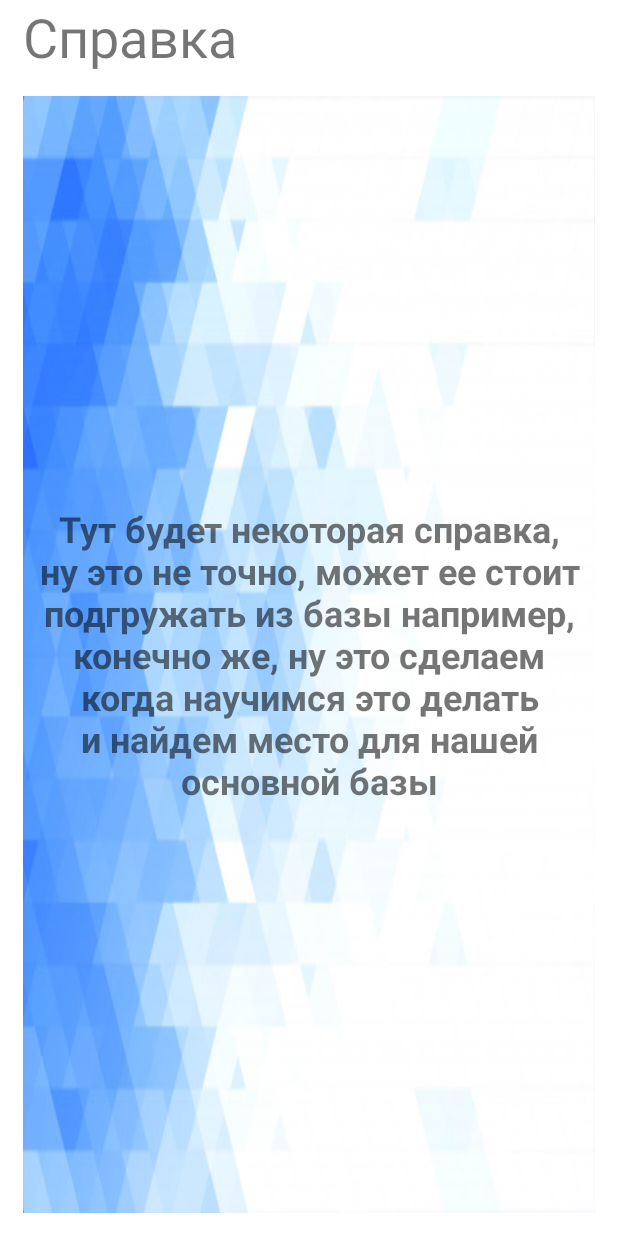
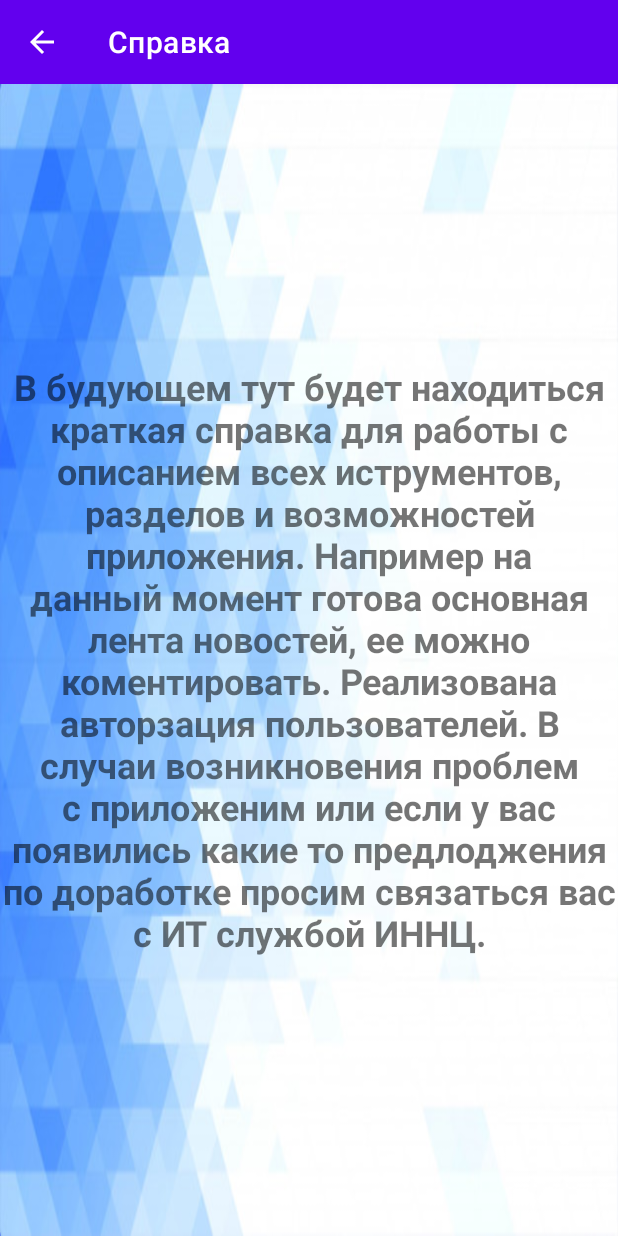
Before and after one commit to cattec/WorkAssistant, an Android app: the HelpActivity screen opened directly, with no data from a screen before it, on a phone screen of 412 x 824 dp. Run offline under Robolectric (Android 15) with nearby library versions, the phone set to English and light mode, and no system bars; network calls fail.

Commit message:
interface update

```diff
--- a/app/src/main/java/com/example/workassistant/HelpActivity.kt
+++ b/app/src/main/java/com/example/workassistant/HelpActivity.kt
@@ -1,11 +1,21 @@
 package com.example.workassistant
 
 import android.os.Bundle
+import android.view.View
 import androidx.appcompat.app.AppCompatActivity
 
 class HelpActivity : AppCompatActivity() {
     override fun onCreate(savedInstanceState: Bundle?) {
         super.onCreate(savedInstanceState)
         setContentView(R.layout.help_screen)
+
+        val toolbar = findViewById<androidx.appcompat.widget.Toolbar>(R.id.toolbar3)
+        setSupportActionBar(toolbar)
+        supportActionBar!!.setDisplayShowTitleEnabled(true)
+        supportActionBar!!.setTitle("Справка")
+        supportActionBar!!.setDisplayHomeAsUpEnabled(true)
+        toolbar.setNavigationOnClickListener(View.OnClickListener {
+            finish();
+        })
     }
 }
--- a/app/src/main/res/layout/help_screen.xml
+++ b/app/src/main/res/layout/help_screen.xml
@@ -8,25 +8,21 @@
         android:layout_height="match_parent"
         android:orientation="vertical">
 
-        <TextView
-            android:id="@+id/tv_help_title"
+        <androidx.appcompat.widget.Toolbar
+            android:id="@+id/toolbar3"
             android:layout_width="match_parent"
             android:layout_height="wrap_content"
-            android:layout_marginLeft="15dp"
-            android:layout_marginRight="15dp"
-            android:text="@string/tv_help_title_text"
-            android:textSize="36sp" />
+            android:background="?attr/colorPrimary"
+            android:minHeight="?attr/actionBarSize"
+            android:theme="?attr/actionBarTheme" />
 
         <TextView
             android:id="@+id/tv_help_text"
             android:layout_width="match_parent"
             android:layout_height="match_parent"
-            android:layout_marginLeft="15dp"
-            android:layout_marginTop="15dp"
-            android:layout_marginRight="15dp"
-            android:layout_marginBottom="15dp"
             android:background="@drawable/back2"
             android:gravity="center"
+            android:hapticFeedbackEnabled="false"
             android:text="@string/tv_help_text_text"
             android:textSize="24sp"
             android:textStyle="bold" />
--- a/app/src/main/res/values/strings.xml
+++ b/app/src/main/res/values/strings.xml
@@ -13,8 +13,7 @@
     <string name="User_fio">Камушкин Павел Иваныч</string>
 
     <string name="tv_help_title_text">Справка</string>
-    <string name="tv_help_text_text">Тут будет некоторая справка, ну это не точно, может ее стоит подгружать из базы например, конечно же, ну это сделаем когда научимся это делать и найдем место для нашей основной базы</string>
-
+    <string name="tv_help_text_text">В будующем тут будет находиться краткая справка для работы с описанием всех иструментов, разделов и возможностей приложения. Например на данный момент готова основная лента новостей, ее можно коментировать. Реализована авторзация пользователей. В случаи возникновения проблем с приложеним или если у вас появились какие то предлоджения по доработке просим связаться вас с ИТ службой ИННЦ.</string>
     <string name="m_serv_name">Сервисы</string>
     <string name="m_news_text">Новости</string>
     <string name="m_notif_text">Уведомления</string>
```
Also changed, not shown: app/src/main/java/com/example/workassistant/SettingsActivity.kt (+9 -0 lines), app/src/main/java/com/example/workassistant/SupportActivity.kt (+11 -0 lines), app/src/main/res/layout/settings_screen.xml (+5 -6 lines), app/src/main/res/layout/support_screen.xml (+5 -6 lines).
